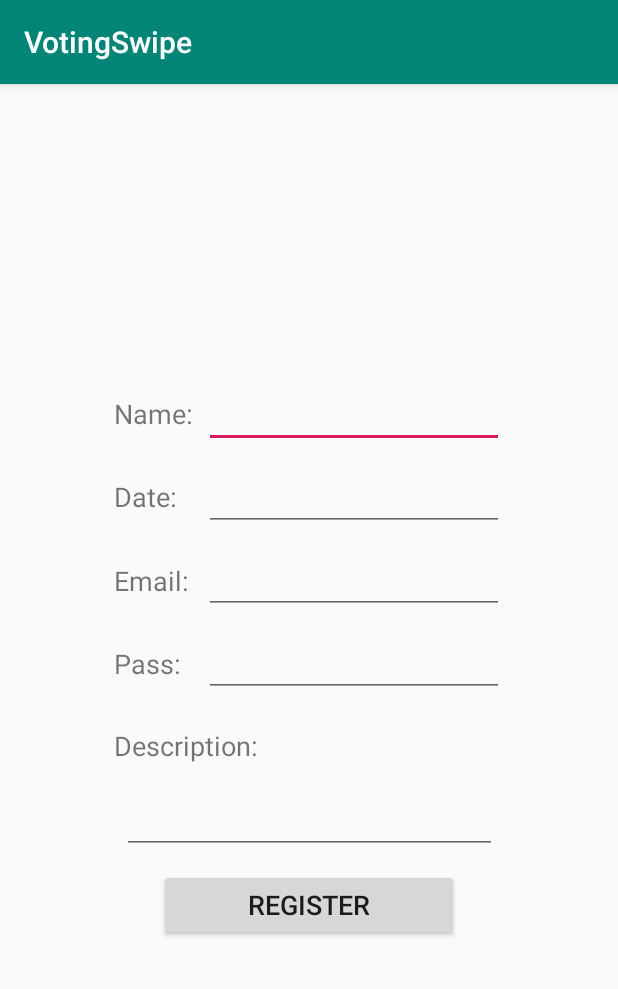
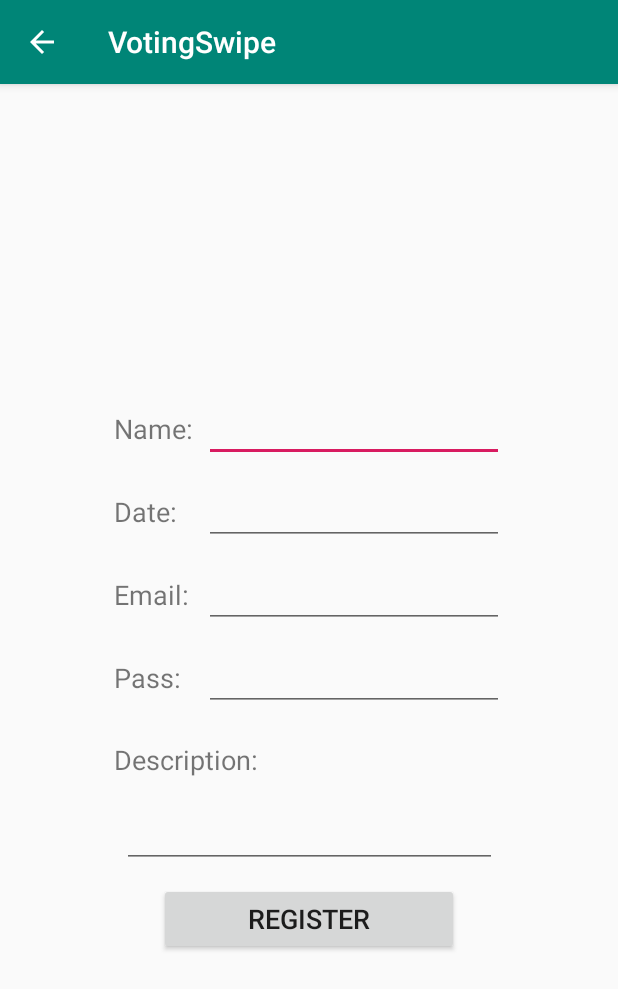
Before and after one commit to nirox/VotingSwipeAndroid, an Android app: the RegisterActivity screen opened directly, with no data from a screen before it, on a phone screen of 412 x 824 dp. Shown: the top 989 px of the screen. Run offline under Robolectric (Android 15) with nearby library versions, the phone set to English and light mode, and no system bars; our stand-ins replace Dagger/Hilt's generated code, RxJava.

```diff
--- a/presentation/src/main/java/com/mobgen/presentation/registerActivity/RegisterActivity.kt
+++ b/presentation/src/main/java/com/mobgen/presentation/registerActivity/RegisterActivity.kt
@@ -35,6 +35,11 @@ class RegisterActivity : DaggerAppCompatActivity() {
         initListener()
     }
 
+    override fun onSupportNavigateUp(): Boolean {
+        onBackPressed()
+        return true
+    }
+
     private fun initListener() {
         registerButton.setOnClickListener {
 
@@ -54,11 +59,19 @@ class RegisterActivity : DaggerAppCompatActivity() {
         }
     }
 
-    private fun initView(){
+    private fun initView() {
+        buttonBackInActionBar(true)
         nameText.text = "${getText(R.string.name)}:"
         dateText.text = "${getText(R.string.date)}:"
         emailText.text = "${getText(R.string.email)}:"
         passwordText.text = "${getText(R.string.pass)}:"
         descriptionText.text = "${getText(R.string.description)}:"
     }
+
+    private fun buttonBackInActionBar(check: Boolean) {
+        supportActionBar?.apply {
+            setDisplayHomeAsUpEnabled(check)
+            setDisplayShowHomeEnabled(check)
+        }
+    }
 }
--- a/presentation/src/main/res/layout/register_main.xml
+++ b/presentation/src/main/res/layout/register_main.xml
@@ -1,11 +1,18 @@
 <?xml version="1.0" encoding="utf-8"?>
+<ScrollView
+        android:layout_width="match_parent"
+        android:layout_height="match_parent" xmlns:tools="http://schemas.android.com/tools"
+        tools:context=".registerActivity.RegisterActivity"
+        xmlns:android="http://schemas.android.com/apk/res/android">
+
     <android.support.constraint.ConstraintLayout
             xmlns:android="http://schemas.android.com/apk/res/android"
             xmlns:app="http://schemas.android.com/apk/res-auto"
             xmlns:tools="http://schemas.android.com/tools"
+            android:layout_gravity="center"
             android:layout_width="match_parent"
-        android:layout_height="match_parent"
-        tools:context=".registerActivity.RegisterActivity">
+            android:layout_height="wrap_content"
+            >
 
         <TextView
                 android:id="@+id/nameText"
@@ -21,6 +28,7 @@
                 android:id="@+id/name"
                 android:layout_width="200dp"
                 android:layout_height="wrap_content"
+                android:layout_marginTop="20dp"
                 app:layout_constraintTop_toTopOf="parent"
                 app:layout_constraintBottom_toTopOf="@id/date"
                 app:layout_constraintEnd_toEndOf="parent"
@@ -131,3 +139,4 @@
         />
 
     </android.support.constraint.ConstraintLayout>
+</ScrollView>
```
Lines whose indentation alone changed are shown as unchanged.
